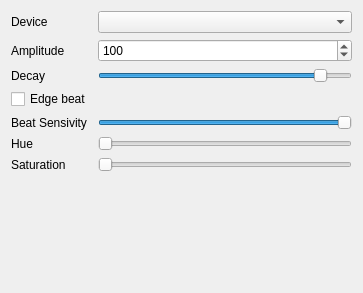
Above: Effects/AudioStar/AudioStar.ui from DLdota/OpenRGBEffectsPlugin before the change. Below: the same form after it.
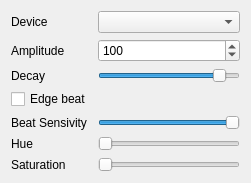
That is the form after the change. Custom widgets are drawn as their Qt base class.

Commit message: Add a spacer only if needed

Diff of the .ui file:
```diff
--- a/Effects/AudioStar/AudioStar.ui
+++ b/Effects/AudioStar/AudioStar.ui
@@ -6,8 +6,8 @@
    <rect>
     <x>0</x>
     <y>0</y>
-    <width>363</width>
-    <height>293</height>
+    <width>251</width>
+    <height>179</height>
    </rect>
   </property>
   <property name="windowTitle">
@@ -138,19 +138,6 @@
      </property>
     </widget>
    </item>
-   <item row="8" column="0" colspan="2">
-    <spacer name="verticalSpacer">
-     <property name="orientation">
-      <enum>Qt::Vertical</enum>
-     </property>
-     <property name="sizeHint" stdset="0">
-      <size>
-       <width>20</width>
-       <height>40</height>
-      </size>
-     </property>
-    </spacer>
-   </item>
   </layout>
  </widget>
  <customwidgets>
```
Left out of the diff: 102 changed lines with no effect on the pictures. The commit also changes 34 other files.
